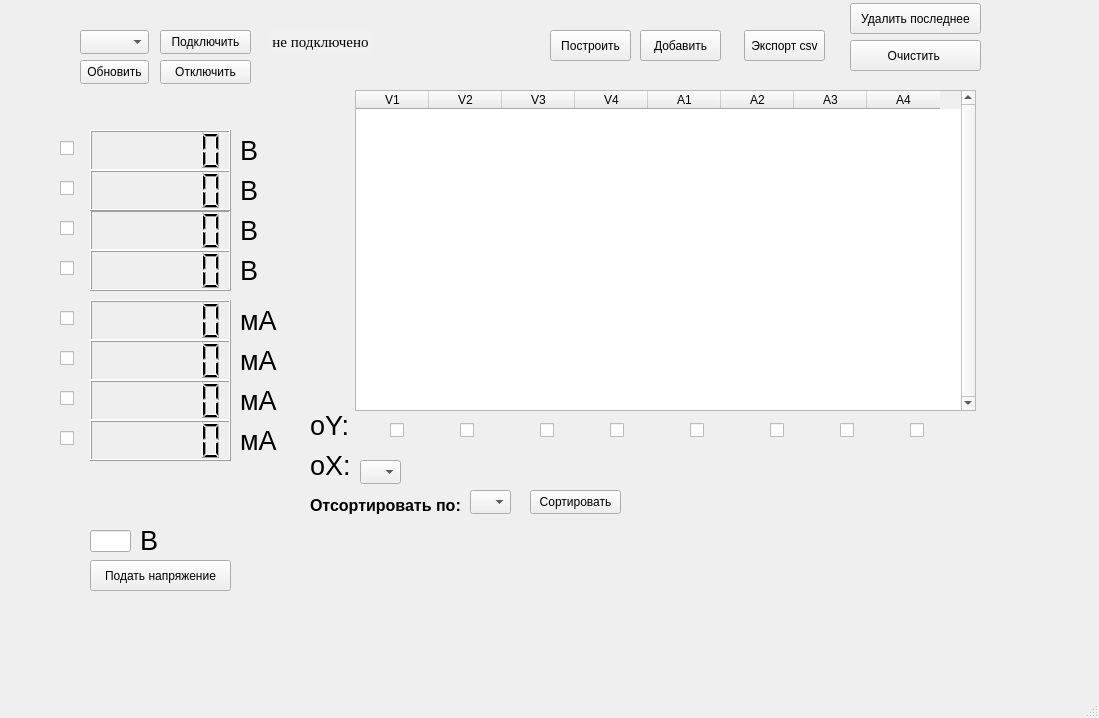
Qt form interface.ui (KejLater/lab_stand) before a commit.
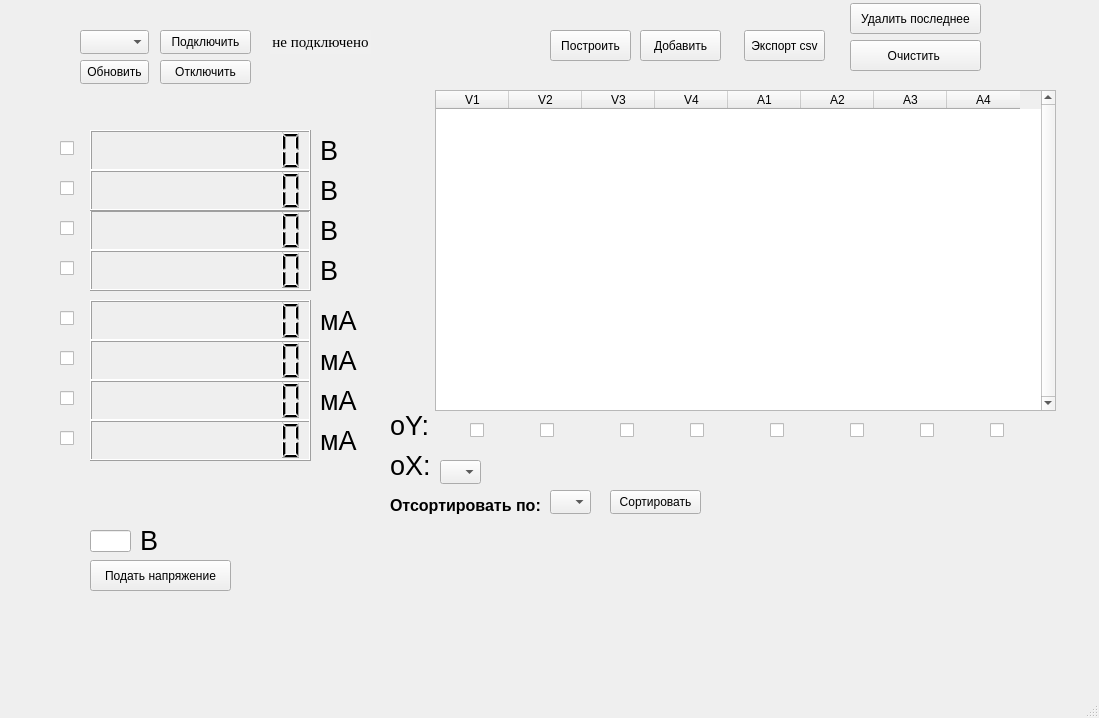
The same form after that commit.

Commit message: Graph builder redone

```diff
--- a/interface.ui
+++ b/interface.ui
@@ -24,7 +24,7 @@
      <rect>
       <x>90</x>
       <y>130</y>
-      <width>141</width>
+      <width>221</width>
       <height>41</height>
      </rect>
     </property>
@@ -38,7 +38,7 @@
      <bool>false</bool>
     </property>
     <property name="digitCount">
-     <number>6</number>
+     <number>10</number>
     </property>
    </widget>
    <widget class="QLCDNumber" name="V3">
@@ -46,7 +46,7 @@
      <rect>
       <x>90</x>
       <y>210</y>
-      <width>141</width>
+      <width>221</width>
       <height>41</height>
      </rect>
     </property>
@@ -57,7 +57,7 @@
      </font>
     </property>
     <property name="digitCount">
-     <number>6</number>
+     <number>10</number>
     </property>
    </widget>
    <widget class="QLCDNumber" name="V2">
@@ -65,7 +65,7 @@
      <rect>
       <x>90</x>
       <y>170</y>
-      <width>141</width>
+      <width>221</width>
       <height>41</height>
      </rect>
     </property>
@@ -76,7 +76,7 @@
      </font>
     </property>
     <property name="digitCount">
-     <number>6</number>
+     <number>10</number>
     </property>
    </widget>
    <widget class="QLCDNumber" name="V4">
@@ -84,7 +84,7 @@
      <rect>
       <x>90</x>
       <y>250</y>
-      <width>141</width>
+      <width>221</width>
       <height>41</height>
      </rect>
     </property>
@@ -95,7 +95,7 @@
      </font>
     </property>
     <property name="digitCount">
-     <number>6</number>
+     <number>10</number>
     </property>
    </widget>
    <widget class="QLCDNumber" name="A1">
@@ -103,7 +103,7 @@
      <rect>
       <x>90</x>
       <y>300</y>
-      <width>141</width>
+      <width>221</width>
       <height>41</height>
      </rect>
     </property>
@@ -114,7 +114,7 @@
      </font>
     </property>
     <property name="digitCount">
-     <number>6</number>
+     <number>10</number>
     </property>
    </widget>
    <widget class="QLCDNumber" name="A2">
@@ -122,7 +122,7 @@
      <rect>
       <x>90</x>
       <y>340</y>
-      <width>141</width>
+      <width>221</width>
       <height>41</height>
      </rect>
     </property>
@@ -133,7 +133,7 @@
      </font>
     </property>
     <property name="digitCount">
-     <number>6</number>
+     <number>10</number>
     </property>
    </widget>
    <widget class="QLCDNumber" name="A3">
@@ -141,7 +141,7 @@
      <rect>
       <x>90</x>
       <y>380</y>
-      <width>141</width>
+      <width>221</width>
       <height>41</height>
      </rect>
     </property>
@@ -152,7 +152,7 @@
      </font>
     </property>
     <property name="digitCount">
-     <number>6</number>
+     <number>10</number>
     </property>
    </widget>
    <widget class="QLCDNumber" name="A4">
@@ -160,7 +160,7 @@
      <rect>
       <x>90</x>
       <y>420</y>
-      <width>141</width>
+      <width>221</width>
       <height>41</height>
      </rect>
     </property>
@@ -171,7 +171,7 @@
      </font>
     </property>
     <property name="digitCount">
-     <number>6</number>
+     <number>10</number>
     </property>
    </widget>
    <widget class="QCheckBox" name="V1_checkbox">
@@ -284,7 +284,7 @@
     </property>
     <property name="geometry">
      <rect>
-      <x>240</x>
+      <x>320</x>
       <y>130</y>
       <width>31</width>
       <height>41</height>
@@ -300,7 +300,7 @@
     </property>
     <property name="geometry">
      <rect>
-      <x>240</x>
+      <x>320</x>
       <y>170</y>
       <width>31</width>
       <height>41</height>
@@ -316,7 +316,7 @@
     </property>
     <property name="geometry">
      <rect>
-      <x>240</x>
+      <x>320</x>
       <y>210</y>
       <width>31</width>
       <height>41</height>
@@ -332,7 +332,7 @@
     </property>
     <property name="geometry">
      <rect>
-      <x>240</x>
+      <x>320</x>
       <y>250</y>
       <width>31</width>
       <height>41</height>
@@ -348,7 +348,7 @@
     </property>
     <property name="geometry">
      <rect>
-      <x>240</x>
+      <x>320</x>
       <y>300</y>
       <width>41</width>
       <height>41</height>
@@ -364,7 +364,7 @@
     </property>
     <property name="geometry">
      <rect>
-      <x>240</x>
+      <x>320</x>
       <y>340</y>
       <width>41</width>
       <height>41</height>
@@ -380,7 +380,7 @@
     </property>
     <property name="geometry">
      <rect>
-      <x>240</x>
+      <x>320</x>
       <y>380</y>
       <width>41</width>
       <height>41</height>
@@ -396,7 +396,7 @@
     </property>
     <property name="geometry">
      <rect>
-      <x>240</x>
+      <x>320</x>
       <y>420</y>
       <width>41</width>
       <height>41</height>
@@ -942,7 +942,7 @@
    <widget class="QTableWidget" name="tableWidget">
     <property name="geometry">
      <rect>
-      <x>355</x>
+      <x>435</x>
       <y>90</y>
       <width>621</width>
       <height>321</height>
@@ -1034,7 +1034,7 @@
    <widget class="QCheckBox" name="V1_y">
     <property name="geometry">
      <rect>
-      <x>390</x>
+      <x>470</x>
       <y>420</y>
       <width>21</width>
       <height>21</height>
@@ -1047,19 +1047,6 @@
    <widget class="QCheckBox" name="V2_y">
     <property name="geometry">
      <rect>
-      <x>460</x>
-      <y>420</y>
-      <width>21</width>
-      <height>21</height>
-     </rect>
-    </property>
-    <property name="text">
-     <string/>
-    </property>
-   </widget>
-   <widget class="QCheckBox" name="V3_y">
-    <property name="geometry">
-     <rect>
       <x>540</x>
       <y>420</y>
       <width>21</width>
@@ -1070,22 +1057,22 @@
      <string/>
     </property>
    </widget>
+   <widget class="QCheckBox" name="V3_y">
+    <property name="geometry">
+     <rect>
+      <x>620</x>
+      <y>420</y>
+      <width>21</width>
+      <height>21</height>
+     </rect>
+    </property>
+    <property name="text">
+     <string/>
+    </property>
+   </widget>
    <widget class="QCheckBox" name="V4_y">
     <property name="geometry">
      <rect>
-      <x>610</x>
-      <y>420</y>
-      <width>21</width>
-      <height>21</height>
-     </rect>
-    </property>
-    <property name="text">
-     <string/>
-    </property>
-   </widget>
-   <widget class="QCheckBox" name="A1_y">
-    <property name="geometry">
-     <rect>
       <x>690</x>
       <y>420</y>
       <width>21</width>
@@ -1109,10 +1096,23 @@
      <string/>
     </property>
    </widget>
+   <widget class="QCheckBox" name="A2_y">
+    <property name="geometry">
+     <rect>
+      <x>850</x>
+      <y>420</y>
+      <width>21</width>
+      <height>21</height>
+     </rect>
+    </property>
+    <property name="text">
+     <string/>
+    </property>
+   </widget>
    <widget class="QCheckBox" name="A3_y">
     <property name="geometry">
      <rect>
-      <x>840</x>
+      <x>920</x>
       <y>420</y>
       <width>21</width>
       <height>21</height>
@@ -1125,7 +1125,7 @@
    <widget class="QCheckBox" name="A4_y">
     <property name="geometry">
      <rect>
-      <x>910</x>
+      <x>990</x>
       <y>420</y>
       <width>21</width>
       <height>21</height>
@@ -1232,7 +1232,7 @@
    <widget class="QComboBox" name="choose_X">
     <property name="geometry">
      <rect>
-      <x>360</x>
+      <x>440</x>
       <y>460</y>
       <width>41</width>
       <height>24</height>
@@ -1251,7 +1251,7 @@
     </property>
     <property name="geometry">
      <rect>
-      <x>310</x>
+      <x>390</x>
       <y>450</y>
       <width>41</width>
       <height>31</height>
@@ -1267,7 +1267,7 @@
     </property>
     <property name="geometry">
      <rect>
-      <x>310</x>
+      <x>390</x>
       <y>410</y>
       <width>41</width>
       <height>31</height>
@@ -1280,7 +1280,7 @@
    <widget class="QComboBox" name="choose_sort">
     <property name="geometry">
      <rect>
-      <x>470</x>
+      <x>550</x>
       <y>490</y>
       <width>41</width>
       <height>24</height>
@@ -1299,7 +1299,7 @@
     </property>
     <property name="geometry">
      <rect>
-      <x>310</x>
+      <x>390</x>
       <y>490</y>
       <width>151</width>
       <height>31</height>
@@ -1312,7 +1312,7 @@
    <widget class="QPushButton" name="sort_launch">
     <property name="geometry">
      <rect>
-      <x>530</x>
+      <x>610</x>
       <y>490</y>
       <width>91</width>
       <height>24</height>
```
Left out of the diff: 2 changed lines with no effect on the pictures. The commit also changes 2 other files.
